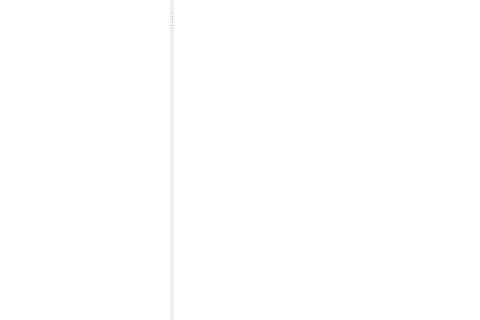
Before: the Qt Designer form src/mainwindow.ui in nuttyartist/notes, drawn with Qt 5; both pictures show x 420 to 900 and y 280 to 600 of the 900 by 600 pixel window.
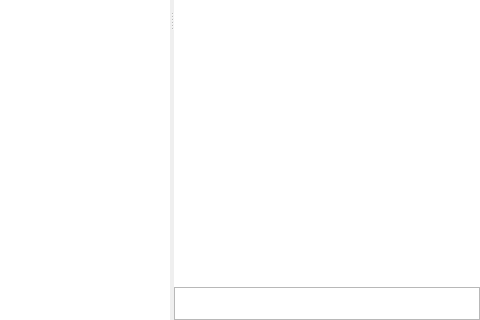
After: the same form once the commit is applied. Icons and pictures are not drawn. Custom widgets are drawn as their Qt base class.

Commit message: add tag list view

What changed in the file:
```diff
--- a/src/mainwindow.ui
+++ b/src/mainwindow.ui
@@ -787,6 +787,28 @@
              </property>
             </widget>
            </item>
+           <item>
+            <widget class="TagListView" name="tagListView">
+             <property name="sizePolicy">
+              <sizepolicy hsizetype="Expanding" vsizetype="Minimum">
+               <horstretch>0</horstretch>
+               <verstretch>0</verstretch>
+              </sizepolicy>
+             </property>
+             <property name="minimumSize">
+              <size>
+               <width>0</width>
+               <height>33</height>
+              </size>
+             </property>
+             <property name="maximumSize">
+              <size>
+               <width>16777215</width>
+               <height>33</height>
+              </size>
+             </property>
+            </widget>
+           </item>
           </layout>
          </widget>
         </widget>
@@ -814,6 +836,11 @@
    <extends>QTreeView</extends>
    <header>nodetreeview.h</header>
   </customwidget>
+  <customwidget>
+   <class>TagListView</class>
+   <extends>QListView</extends>
+   <header>taglistview.h</header>
+  </customwidget>
  </customwidgets>
  <resources>
   <include location="images.qrc"/>
```
The commit also changes 31 other files.
